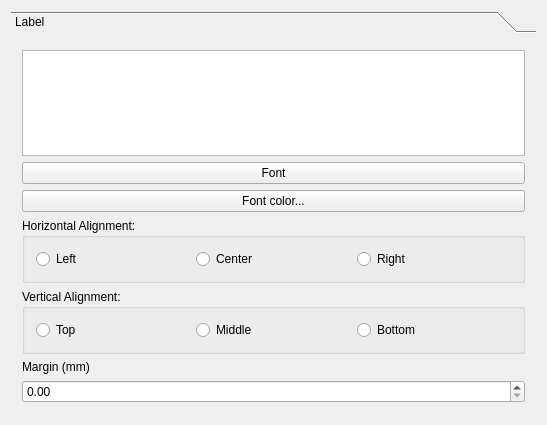
Above: src/ui/qgscomposerlabelwidgetbase.ui from qgis/QGIS before the change. Below: the same form after it.
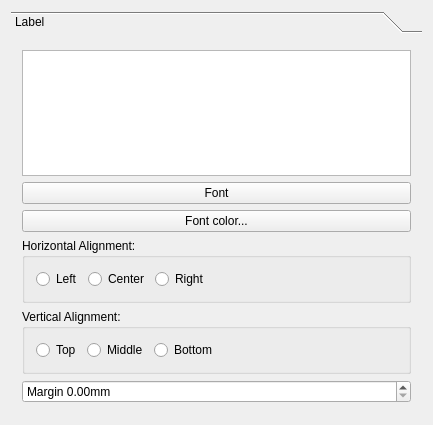
That is the form after the change.

```diff
--- a/src/ui/qgscomposerlabelwidgetbase.ui
+++ b/src/ui/qgscomposerlabelwidgetbase.ui
@@ -6,7 +6,7 @@
    <rect>
     <x>0</x>
     <y>0</y>
-    <width>547</width>
+    <width>433</width>
     <height>425</height>
    </rect>
   </property>
@@ -30,8 +30,8 @@
        <rect>
         <x>0</x>
         <y>0</y>
-        <width>529</width>
-        <height>376</height>
+        <width>415</width>
+        <height>378</height>
        </rect>
       </property>
       <attribute name="label">
@@ -65,19 +65,6 @@
          </property>
         </widget>
        </item>
-       <item row="6" column="0">
-        <widget class="QLabel" name="mMarginTextLabel">
-         <property name="text">
-          <string>Margin (mm)</string>
-         </property>
-         <property name="buddy">
-          <cstring>mMarginDoubleSpinBox</cstring>
-         </property>
-        </widget>
-       </item>
-       <item row="7" column="0">
-        <widget class="QDoubleSpinBox" name="mMarginDoubleSpinBox"/>
-       </item>
        <item row="3" column="0">
         <widget class="QGroupBox" name="buttonGroup1">
          <property name="title">
@@ -108,6 +95,19 @@
             </property>
            </widget>
           </item>
+          <item>
+           <spacer name="horizontalSpacer">
+            <property name="orientation">
+             <enum>Qt::Horizontal</enum>
+            </property>
+            <property name="sizeHint" stdset="0">
+             <size>
+              <width>40</width>
+              <height>20</height>
+             </size>
+            </property>
+           </spacer>
+          </item>
          </layout>
         </widget>
        </item>
@@ -138,9 +138,32 @@
             </property>
            </widget>
           </item>
+          <item>
+           <spacer name="horizontalSpacer_2">
+            <property name="orientation">
+             <enum>Qt::Horizontal</enum>
+            </property>
+            <property name="sizeHint" stdset="0">
+             <size>
+              <width>40</width>
+              <height>20</height>
+             </size>
+            </property>
+           </spacer>
+          </item>
          </layout>
         </widget>
        </item>
+       <item row="6" column="0">
+        <widget class="QDoubleSpinBox" name="mMarginDoubleSpinBox">
+         <property name="prefix">
+          <string>Margin </string>
+         </property>
+         <property name="suffix">
+          <string>mm</string>
+         </property>
+        </widget>
+       </item>
       </layout>
      </widget>
     </widget>
```
